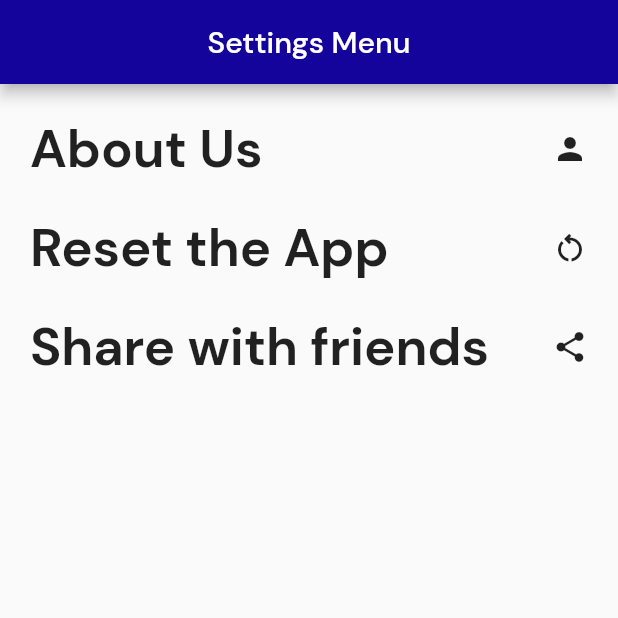
After one commit to ishaquekannoth/moneyManagement, a Flutter app: the SettingsMenu screen opened directly, on a phone screen of 412 x 824 dp, the top half of it. The commit adds this screen. Run offline on Flutter 3.47's test engine with Material 2 defaults, Android fonts, the phone set to English and light mode, and no system bars; our stand-ins replace hive, hive_flutter; accounts and stored records are empty.

Commit message:
basics of share page

```diff
--- a/lib/analysis.dart
+++ b/lib/analysis.dart
@@ -10,7 +10,7 @@ class Analysis extends StatelessWidget {
     return Scaffold(
       appBar: AppBar(title: Text('Welcome To analysis Page'),centerTitle: true,
     ),
-    body: Center(child: Text('OOPS...Nothing implimented yet')),
+    body: Center(child: Text('OOPS...Nothing implimented here yet..',style: TextStyle(fontSize: 25,fontWeight: FontWeight.bold),textAlign: TextAlign.center,)),
 
     );
   }
--- a/lib/controllers/categoryClass.dart
+++ b/lib/controllers/categoryModelClass.dart
@@ -3,10 +3,10 @@ import 'package:hive/hive.dart';
 part 'categoryClass.g.dart';
 
 @HiveType(typeId: 1)
-class CategoryClass {
+class CategoryModelClass {
   @HiveField(0)
   List<DropdownMenuItem<String>>? item;
   @HiveField(1)
   String name;
-  CategoryClass({required this.name});
+  CategoryModelClass({required this.name});
 }
--- /dev/null
+++ b/lib/controllers/settings.dart
@@ -0,0 +1,73 @@
+import 'package:flutter/material.dart';
+import 'package:flutter/src/foundation/key.dart';
+import 'package:flutter/src/widgets/framework.dart';
+import 'package:moneymanager/controllers/category.dart';
+import 'package:moneymanager/controllers/db_helper.dart';
+
+class SettingsMenu extends StatelessWidget {
+  SettingsMenu({Key? key}) : super(key: key);
+  Dbhelper db = Dbhelper();
+  CategoryBox cat = CategoryBox();
+
+  @override
+  Widget build(BuildContext context) {
+    return (Scaffold(
+      appBar: AppBar(
+        title: Text('Settings Menu'),
+        centerTitle: true,
+      ),
+      body: Container(
+           padding: EdgeInsets.all(20),
+          decoration: BoxDecoration(borderRadius: BorderRadius.circular(25)),
+          child: Column(
+            children: [
+              GestureDetector(
+                onTap: () {
+                  print('About Us Clicked');
+                },
+                child: Row(
+                  mainAxisAlignment: MainAxisAlignment.spaceBetween,
+                  // ignore: prefer_const_literals_to_create_immutables
+                  children: [
+                    Text('About Us', style: TextStyle(fontSize: 35,fontWeight: FontWeight.bold)),
+                    Icon(Icons.person)
+                  ],
+                ),
+              ),
+              SizedBox(
+                height: 20,
+              ),
+              GestureDetector(
+                onTap: () {
+                  print('Reset button clicked');
+                  db.resetData();
+                  cat.clearCategoryBox();
+                },
+                child: Row(
+                    mainAxisAlignment: MainAxisAlignment.spaceBetween,
+                    children: const [
+                      Text('Reset the App', style: TextStyle(fontSize: 35,fontWeight: FontWeight.bold)),
+                      Icon(Icons.restart_alt_outlined)
+                    ]),
+              ),
+                  SizedBox(
+                height: 20,
+              ),
+              GestureDetector(
+                onTap: () {
+                  print('Reset button clicked');
+                  // db.resetData();
+                  // cat.clearCategoryBox();
+                },
+                child: Row(
+                    mainAxisAlignment: MainAxisAlignment.spaceBetween,
+                    children: const [
+                      Text('Share with friends', style: TextStyle(fontSize: 35,fontWeight: FontWeight.bold)),
+                      Icon(Icons.share )
+                    ]),
+              )
+            ],
+          )),
+    ));
+  }
+}
--- a/lib/displayer.dart
+++ b/lib/displayer.dart
@@ -1,5 +1,6 @@
 import 'package:flutter/material.dart';
 import 'package:moneymanager/analysis.dart';
+import 'package:moneymanager/controllers/settings.dart';
 import 'package:moneymanager/homePage.dart';
 import 'package:moneymanager/test.dart';
 import 'package:moneymanager/viewAllTransactions.dart';
@@ -13,7 +14,7 @@ class MainDisplay extends StatefulWidget {
 
 class _MainDisplayState extends State<MainDisplay> {
   int _selectedIndex = 0;
-  List<Widget> pages = [HomePage(), ViewAllTransactions(),Analysis()];
+  List<Widget> pages = [HomePage(), ViewAllTransactions(),Analysis(),SettingsMenu()];
   @override
   Widget build(BuildContext context) {
     return (Scaffold(
@@ -23,8 +24,9 @@ class _MainDisplayState extends State<MainDisplay> {
         items: const [
           BottomNavigationBarItem(icon: Icon(Icons.home,size: 25,), label: 'Home',),
           BottomNavigationBarItem(
-              icon: Icon(Icons.note_add_sharp), label: 'All Transactions',),
+              icon: Icon(Icons.note_add_sharp), label: 'History',),
           BottomNavigationBarItem(icon: Icon(Icons.pages), label: 'Reports'),
+          BottomNavigationBarItem(icon: Icon(Icons.settings),label: 'Settings'),
         ],
         onTap: (ind) {
           setState(() {
--- a/lib/homePage.dart
+++ b/lib/homePage.dart
@@ -63,7 +63,7 @@ class _HomePageState extends State<HomePage> {
             if (snapshot.hasData) {
               if (snapshot.data!.isEmpty) {
                 return Center(
-                  child: Text('No Data found'),
+                  child: Text('OOps..No Data found..did you reset the data Recently?',style: TextStyle(fontSize: 25,fontWeight: FontWeight.bold),textAlign: TextAlign.center,),
                 );
               }
               getTotalBalance(snapshot.data!);
--- a/lib/main.dart
+++ b/lib/main.dart
@@ -1,6 +1,6 @@
 import 'package:flutter/material.dart';
 import 'package:hive_flutter/hive_flutter.dart';
-import 'package:moneymanager/controllers/categoryClass.dart';
+import 'package:moneymanager/controllers/categoryModelClass.dart';
 import 'package:moneymanager/displayer.dart';
 import 'package:moneymanager/homePage.dart';
 import 'package:moneymanager/theme.dart';
--- a/lib/viewAllTransactions.dart
+++ b/lib/viewAllTransactions.dart
@@ -1,7 +1,7 @@
 import 'dart:core';
 import 'package:flutter/material.dart';
 import 'package:moneymanager/controllers/category.dart';
-import 'package:moneymanager/controllers/categoryClass.dart';
+import 'package:moneymanager/controllers/categoryModelClass.dart';
 import 'package:moneymanager/controllers/db_helper.dart';
 
 class ViewAllTransactions extends StatefulWidget {
@@ -26,11 +26,11 @@ class _ViewAllTransactionsState extends State<ViewAllTransactions> {
         floatingActionButton: FloatingActionButton(
           onPressed: () {
             //helper.printKeys();
-            category.addCategory(category: CategoryClass(name: "Ram"));
+            category.addCategory(category: CategoryModelClass(name: "Ram"));
             // category.addCategory(category: 'House');
             // category.printCategoryValues();
             //  category.deleteCategoryItem(0);
-             //category.clearCategoryBox();
+            // category.clearCategoryBox();
             category.printCategoryValues();
           },
         ),
```
Also changed, not shown: lib/controllers/category.dart (+13 -4 lines), lib/controllers/categoryClass.g.dart.
